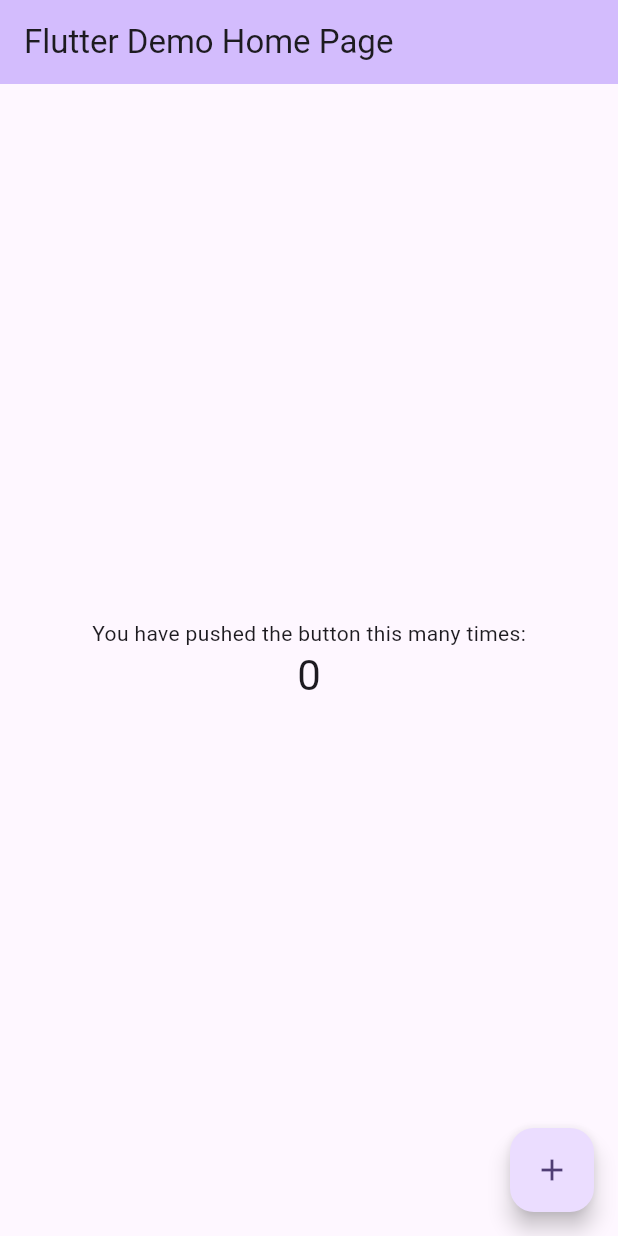
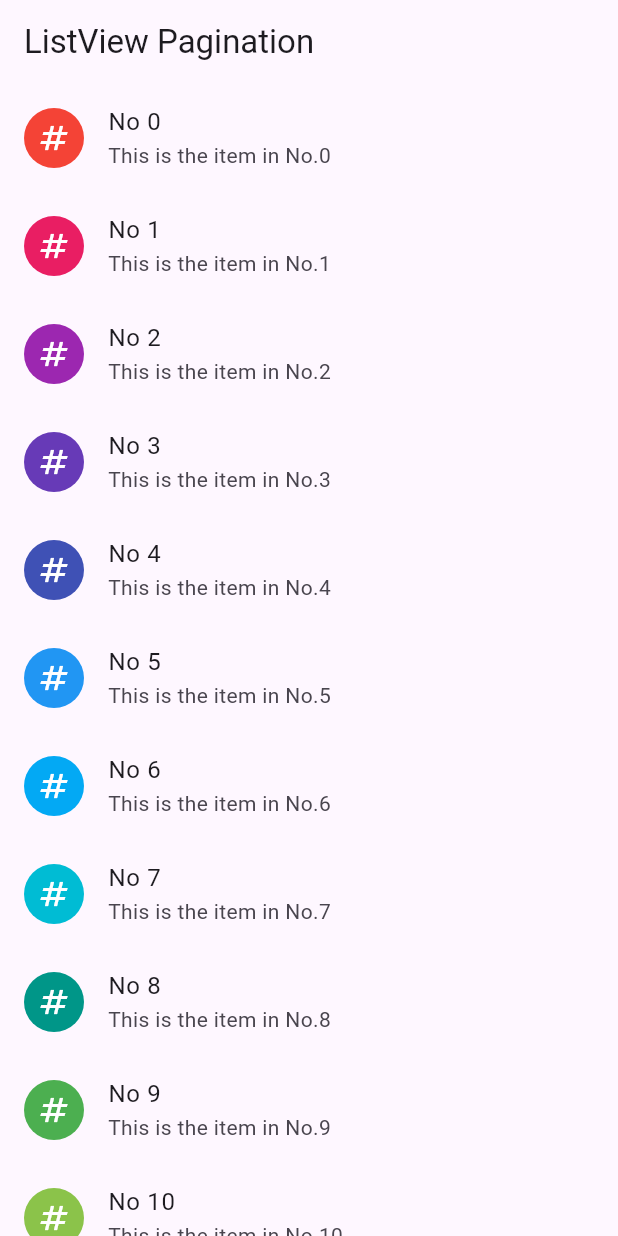
Before and after one commit to Atuoha/flutter_listview_pagination, a Flutter app: the screen it shows after launch, on a phone screen of 412 x 824 dp. Run offline on Flutter 3.47's test engine with Material 3 defaults, Android fonts, the phone set to English and light mode, and no system bars.

Commit message:
ui completion

```diff
--- /dev/null
+++ b/lib/home_screen.dart
@@ -0,0 +1,42 @@
+import 'package:flutter/material.dart';
+
+class HomeScreen extends StatefulWidget {
+  const HomeScreen({super.key});
+
+  @override
+  State<HomeScreen> createState() => _HomeScreenState();
+}
+
+class _HomeScreenState extends State<HomeScreen> {
+  bool isScrollingUp = false;
+
+  ScrollController scrollController = ScrollController();
+
+  @override
+  Widget build(BuildContext context) {
+    return Scaffold(
+      appBar: AppBar(
+        title: const Text('ListView Pagination'),
+      ),
+      body: ListView(
+        children: List.generate(
+          200,
+          (index) => ListTile(
+            leading: CircleAvatar(
+              backgroundColor:
+                  Colors.primaries[index % Colors.primaries.length],
+              child: const Center(
+                child: Icon(
+                  Icons.numbers,
+                  color: Colors.white,
+                ),
+              ),
+            ),
+            title: Text('No $index'),
+            subtitle: Text('This is the item in No.$index'),
+          ),
+        ),
+      ),
+    );
+  }
+}
--- a/lib/main.dart
+++ b/lib/main.dart
@@ -1,4 +1,5 @@
 import 'package:flutter/material.dart';
+import 'package:listview_pagination/home_screen.dart';
 
 void main() {
   runApp(const MyApp());
@@ -7,119 +8,15 @@ void main() {
 class MyApp extends StatelessWidget {
   const MyApp({super.key});
 
-  // This widget is the root of your application.
   @override
   Widget build(BuildContext context) {
     return MaterialApp(
       title: 'Flutter Demo',
       theme: ThemeData(
-        // This is the theme of your application.
-        //
-        // TRY THIS: Try running your application with "flutter run". You'll see
-        // the application has a purple toolbar. Then, without quitting the app,
-        // try changing the seedColor in the colorScheme below to Colors.green
-        // and then invoke "hot reload" (save your changes or press the "hot
-        // reload" button in a Flutter-supported IDE, or press "r" if you used
-        // the command line to start the app).
-        //
-        // Notice that the counter didn't reset back to zero; the application
-        // state is not lost during the reload. To reset the state, use hot
-        // restart instead.
-        //
-        // This works for code too, not just values: Most code changes can be
-        // tested with just a hot reload.
         colorScheme: ColorScheme.fromSeed(seedColor: Colors.deepPurple),
         useMaterial3: true,
       ),
-      home: const MyHomePage(title: 'Flutter Demo Home Page'),
+      home: const HomeScreen(),
     );
   }
 }
-
-class MyHomePage extends StatefulWidget {
-  const MyHomePage({super.key, required this.title});
-
-  // This widget is the home page of your application. It is stateful, meaning
-  // that it has a State object (defined below) that contains fields that affect
-  // how it looks.
-
-  // This class is the configuration for the state. It holds the values (in this
-  // case the title) provided by the parent (in this case the App widget) and
-  // used by the build method of the State. Fields in a Widget subclass are
-  // always marked "final".
-
-  final String title;
-
-  @override
-  State<MyHomePage> createState() => _MyHomePageState();
-}
-
-class _MyHomePageState extends State<MyHomePage> {
-  int _counter = 0;
-
-  void _incrementCounter() {
-    setState(() {
-      // This call to setState tells the Flutter framework that something has
-      // changed in this State, which causes it to rerun the build method below
-      // so that the display can reflect the updated values. If we changed
-      // _counter without calling setState(), then the build method would not be
-      // called again, and so nothing would appear to happen.
-      _counter++;
-    });
-  }
-
-  @override
-  Widget build(BuildContext context) {
-    // This method is rerun every time setState is called, for instance as done
-    // by the _incrementCounter method above.
-    //
-    // The Flutter framework has been optimized to make rerunning build methods
-    // fast, so that you can just rebuild anything that needs updating rather
-    // than having to individually change instances of widgets.
-    return Scaffold(
-      appBar: AppBar(
-        // TRY THIS: Try changing the color here to a specific color (to
-        // Colors.amber, perhaps?) and trigger a hot reload to see the AppBar
-        // change color while the other colors stay the same.
-        backgroundColor: Theme.of(context).colorScheme.inversePrimary,
-        // Here we take the value from the MyHomePage object that was created by
-        // the App.build method, and use it to set our appbar title.
-        title: Text(widget.title),
-      ),
-      body: Center(
-        // Center is a layout widget. It takes a single child and positions it
-        // in the middle of the parent.
-        child: Column(
-          // Column is also a layout widget. It takes a list of children and
-          // arranges them vertically. By default, it sizes itself to fit its
-          // children horizontally, and tries to be as tall as its parent.
-          //
-          // Column has various properties to control how it sizes itself and
-          // how it positions its children. Here we use mainAxisAlignment to
-          // center the children vertically; the main axis here is the vertical
-          // axis because Columns are vertical (the cross axis would be
-          // horizontal).
-          //
-          // TRY THIS: Invoke "debug painting" (choose the "Toggle Debug Paint"
-          // action in the IDE, or press "p" in the console), to see the
-          // wireframe for each widget.
-          mainAxisAlignment: MainAxisAlignment.center,
-          children: <Widget>[
-            const Text(
-              'You have pushed the button this many times:',
-            ),
-            Text(
-              '$_counter',
-              style: Theme.of(context).textTheme.headlineMedium,
-            ),
-          ],
-        ),
-      ),
-      floatingActionButton: FloatingActionButton(
-        onPressed: _incrementCounter,
-        tooltip: 'Increment',
-        child: const Icon(Icons.add),
-      ), // This trailing comma makes auto-formatting nicer for build methods.
-    );
-  }
-}
```
